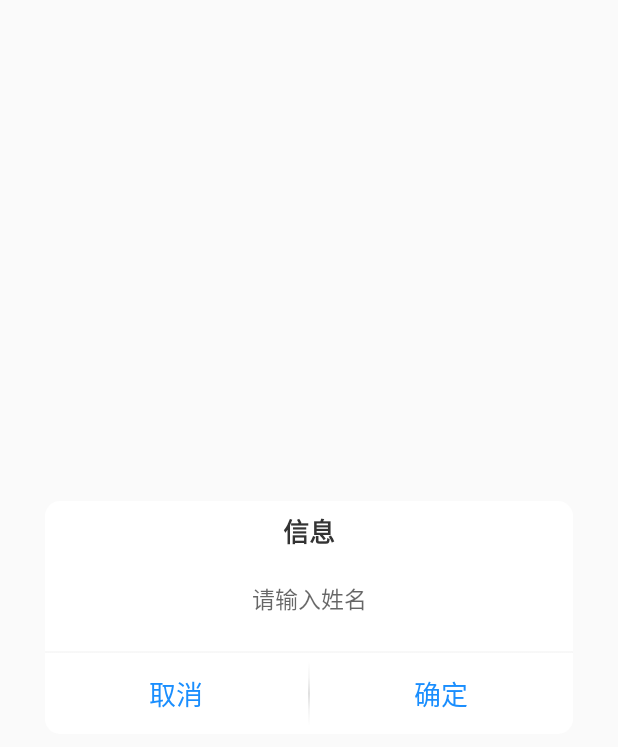
After one commit to Xiejinhua/Mozixing, an Android app: the layout dialog_name_view.xml on its own in the app's theme, with its tools: preview values and no code run, on a phone screen of 412 x 824 dp. The commit adds this screen. Shown: the top 747 px of the screen. Run offline under Robolectric (Android 15) with nearby library versions, the phone set to English and light mode, and no system bars.

Commit message:
完成登陆和首页获取孩子ID接口

```diff
--- a/app/src/main/java/com/gz/mozixing/Constant.java
+++ b/app/src/main/java/com/gz/mozixing/Constant.java
@@ -17,6 +17,7 @@ public class Constant {
     final static public String defaultPreferenceName = "SaveData";
     final static public String userTheme = "ThemeBlue";
     final static public String authToken = "AuthToken";
+    final static public String userLogin = "UserLogin";
 
     //Global Function
     static public String MD5(String md5) {
--- a/app/src/main/java/com/gz/mozixing/activity/login/LoginActivity.java
+++ b/app/src/main/java/com/gz/mozixing/activity/login/LoginActivity.java
@@ -14,6 +14,7 @@ import android.widget.RelativeLayout;
 import android.widget.TextView;
 import android.widget.Toast;
 
+import com.google.gson.Gson;
 import com.gz.mozixing.Constant;
 import com.gz.mozixing.MainActivity;
 import com.gz.mozixing.R;
@@ -118,6 +119,7 @@ public class LoginActivity extends BaseActivity {
                 if (response.getData() != null && response.getData().getToken() != null && response.getData().getResultX() != null) {
                     Constant.AuthTokenHolder = response.getData().getToken();
                     ACacheUtil.get(activity).put(Constant.authToken, response.getData().getToken());
+                    ACacheUtil.get(activity).put(Constant.userLogin, new Gson().toJson(response));
                     MainActivity.actionStart(activity);
                 } else {
                     RemindDialogUtil.showEasy(activity, response.getMsg());
--- a/app/src/main/java/com/gz/mozixing/network/model/ChildrenModel.java
+++ b/app/src/main/java/com/gz/mozixing/network/model/ChildrenModel.java
@@ -17,7 +17,7 @@ import java.util.Map;
 public class ChildrenModel extends Response {
 
 
-    private static final String url = Constant.API_Target_url + "test";
+    private static final String url = Constant.API_Target_url + "childrenUser/childrenAll";
     /**
      * code : 1
      * msg : Success
@@ -29,9 +29,9 @@ public class ChildrenModel extends Response {
     private DataBean data;
 
     //请求数据
-    public static void getResponse(Map<String, String> map, NetWorkCallback netWorkCallback) {
+    public static void getResponse(Map<String, String> map, NetWorkCallback<ChildrenModel> netWorkCallback) {
 
-        APIManagerUtil.getInstance().startPostResponse(url, map, netWorkCallback, ChildrenModel.class);
+        APIManagerUtil.getInstance().startMainPostResponse(url, map, netWorkCallback, ChildrenModel.class);
 
     }
 
--- /dev/null
+++ b/app/src/main/res/layout/dialog_name_view.xml
@@ -0,0 +1,103 @@
+<?xml version="1.0" encoding="utf-8"?>
+<RelativeLayout xmlns:android="http://schemas.android.com/apk/res/android"
+    android:layout_width="fill_parent"
+    android:layout_height="fill_parent"
+    android:orientation="vertical"
+    android:scrollbars="none">
+
+
+    <LinearLayout
+        android:layout_width="match_parent"
+        android:layout_height="wrap_content"
+        android:layout_centerHorizontal="true"
+        android:layout_centerVertical="true"
+        android:layout_marginLeft="30dp"
+        android:layout_marginRight="30dp"
+        android:background="@drawable/add_lable_dialog_shape"
+        android:gravity="center"
+        android:orientation="vertical">
+
+        <RelativeLayout
+            android:id="@+id/tv_title"
+            android:layout_width="match_parent"
+            android:layout_height="40dp"
+            android:layout_centerHorizontal="true"
+            android:gravity="center"
+            android:paddingLeft="15dp"
+            android:paddingRight="15dp">
+
+            <TextView
+                android:layout_width="wrap_content"
+                android:layout_height="wrap_content"
+                android:text="信息"
+                android:textColor="@color/color_333333"
+                android:textSize="17sp"
+                android:textStyle="bold" />
+
+        </RelativeLayout>
+
+        <RelativeLayout
+            android:id="@+id/china"
+            android:layout_width="match_parent"
+            android:layout_height="wrap_content"
+            android:gravity="center"
+            android:paddingLeft="20dp"
+            android:paddingRight="20dp">
+
+            <EditText
+                android:id="@+id/pin_text"
+                android:layout_width="match_parent"
+                android:layout_height="50dp"
+                android:background="@color/colorWhite"
+                android:gravity="center"
+                android:hint="请输入姓名"
+                android:inputType="text"
+                android:textSize="15sp" />
+
+        </RelativeLayout>
+
+        <View
+            android:layout_width="match_parent"
+            android:layout_height="1dp"
+            android:layout_marginTop="10dp"
+            android:background="@mipmap/link" />
+
+        <LinearLayout
+            android:layout_width="match_parent"
+            android:layout_height="wrap_content">
+
+            <TextView
+                android:id="@+id/cancel_button"
+                android:layout_width="0dp"
+                android:layout_height="wrap_content"
+                android:layout_centerHorizontal="true"
+                android:layout_weight="1"
+                android:gravity="center"
+                android:padding="13dp"
+                android:text="@string/cancel"
+                android:textColor="@color/color_app_theme"
+                android:textSize="18sp" />
+
+            <View
+                android:layout_width="1dp"
+                android:layout_height="match_parent"
+                android:background="@mipmap/link" />
+
+            <TextView
+                android:id="@+id/ok_button"
+                android:layout_width="0dp"
+                android:layout_height="wrap_content"
+                android:layout_alignRight="@+id/cancel_button"
+                android:layout_centerHorizontal="true"
+                android:layout_weight="1"
+                android:gravity="center"
+                android:padding="13dp"
+                android:text="@string/ok"
+                android:textColor="@color/color_app_theme"
+                android:textSize="18sp" />
+        </LinearLayout>
+
+
+    </LinearLayout>
+
+</RelativeLayout>
--- a/app/src/main/res/values/strings.xml
+++ b/app/src/main/res/values/strings.xml
@@ -1,5 +1,7 @@
 <resources>
     <string name="app_name">墨子星童装</string>
 
+    <string name="cancel">取消</string>
+    <string name="ok">确定</string>
 
 </resources>
```
Also changed, not shown: app/src/main/java/com/gz/mozixing/MainActivity.java (+42 -10 lines), app/src/main/java/com/gz/mozixing/activity/setting/SettingActivity.java (+16 -2 lines), app/src/main/java/com/gz/mozixing/interfaces/MyOnClickListener.java (added, +12 -0 lines), app/src/main/java/com/gz/mozixing/interfaces/TextOnClickListener.java (added, +12 -0 lines), app/src/main/java/com/gz/mozixing/network/APIManagerUtil.java (+45 -0 lines), app/src/main/java/com/gz/mozixing/utils/RemindDialogUtil.java (+51 -5 lines), app/src/main/res/layout/activity_main.xml (+10 -0 lines), app/src/main/res/layout/activity_setting.xml (+11 -0 lines), 1 other file.
